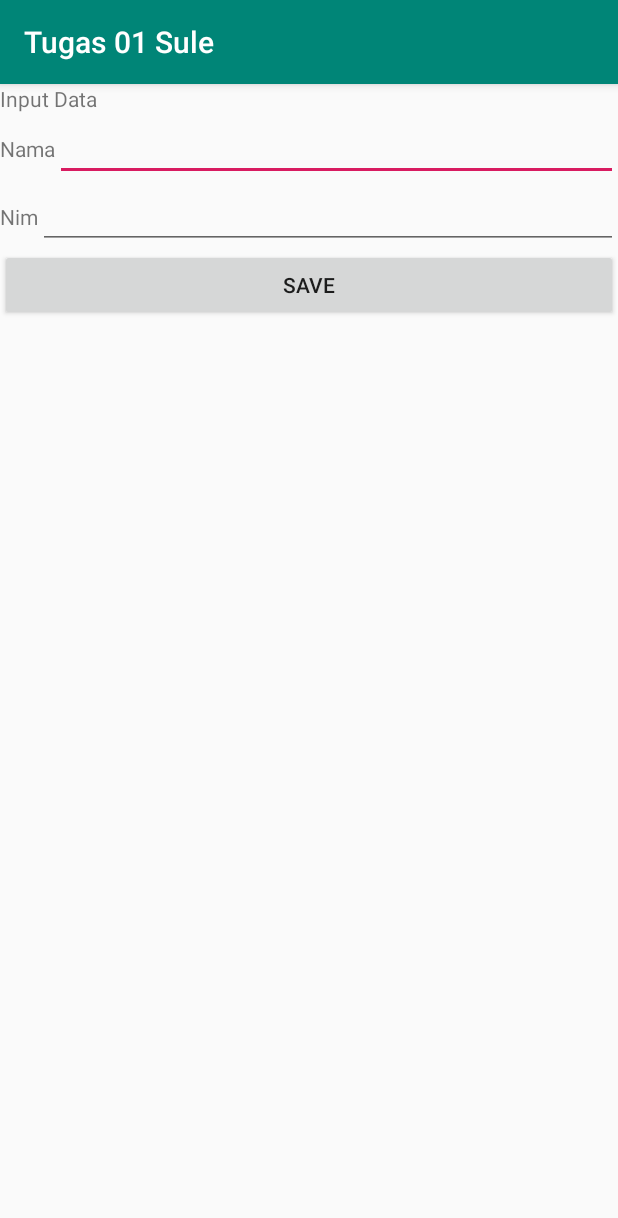
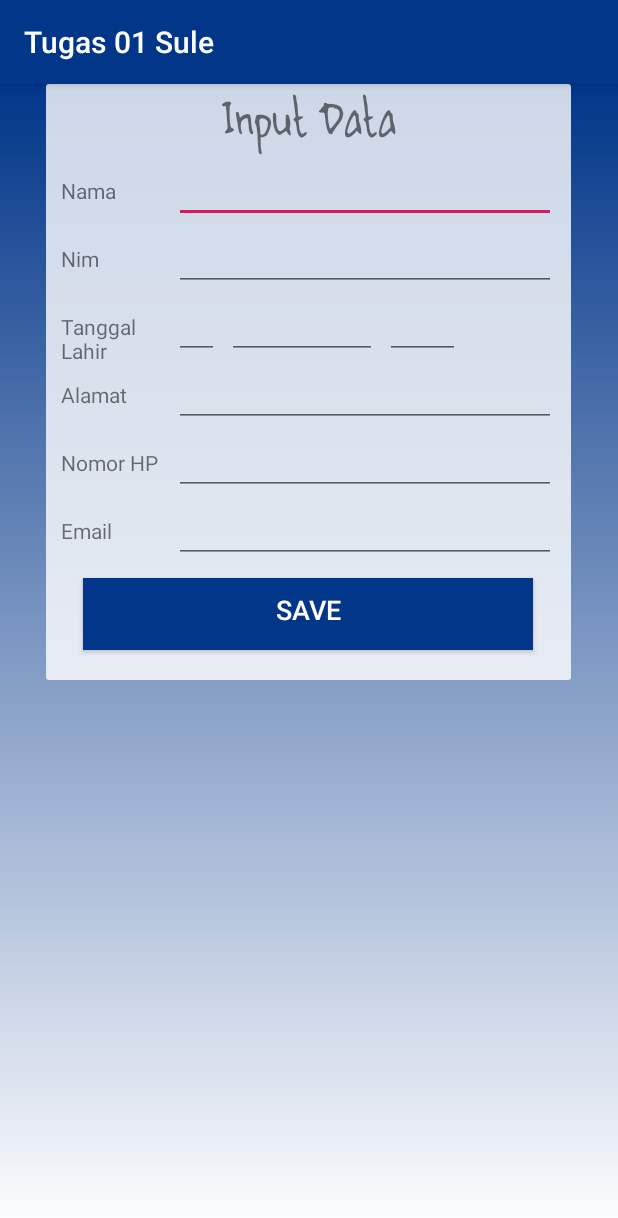
Before and after one commit to SulaimanTsany/Android-Studio, an Android app: the InputActivity screen opened directly, with no data from a screen before it, on a phone screen of 412 x 824 dp. Shown: the top 1218 px of the screen. Run offline under Robolectric (Android 15) with nearby library versions, the phone set to English and light mode, and no system bars.

Commit message:
hampir selesai

```diff
--- a/app/src/main/java/com/example/diss/tugas01sule/InputActivity.java
+++ b/app/src/main/java/com/example/diss/tugas01sule/InputActivity.java
@@ -1,5 +1,6 @@
 package com.example.diss.tugas01sule;
 
+import android.content.Intent;
 import android.support.v7.app.AppCompatActivity;
 import android.os.Bundle;
 import android.view.View;
@@ -15,5 +16,8 @@ public class InputActivity extends AppCompatActivity {
 
     public void saveButton (View view) {
         Toast.makeText(this, "saved", Toast.LENGTH_SHORT).show();
+        Intent intent = new Intent(this, MainActivity.class);
+        startActivity(intent);
+        this.finish();
     }
 }
--- a/app/src/main/java/com/example/diss/tugas01sule/MainActivity.java
+++ b/app/src/main/java/com/example/diss/tugas01sule/MainActivity.java
@@ -39,5 +39,6 @@ public class MainActivity extends AppCompatActivity {
     public void editButton(View view) {
         Intent intent = new Intent(this, InputActivity.class);
         startActivity(intent);
+        this.finish();
     }
 }
--- a/app/src/main/res/layout/activity_input.xml
+++ b/app/src/main/res/layout/activity_input.xml
@@ -1,11 +1,24 @@
 <?xml version="1.0" encoding="utf-8"?>
-<LinearLayout xmlns:android="http://schemas.android.com/apk/res/android"
+<ScrollView xmlns:android="http://schemas.android.com/apk/res/android"
     android:layout_width="match_parent"
     android:layout_height="match_parent"
-    android:orientation="vertical">
+    android:background="@drawable/gradient_top"
+    >
+    <LinearLayout
+        android:layout_width="350dp"
+        android:layout_height="wrap_content"
+        android:orientation="vertical"
+        android:paddingBottom="10dp"
+        android:background="@drawable/border_shadow"
+        android:layout_gravity="center_horizontal">
+
         <TextView
             android:layout_width="match_parent"
             android:layout_height="wrap_content"
+            android:fontFamily="@font/sule_handwrite"
+            android:textSize="30sp"
+            android:gravity="center_horizontal"
+            android:layout_marginTop="5dp"
             android:text="Input Data"/>
 
         <LinearLayout
@@ -13,10 +26,13 @@
             android:layout_height="wrap_content"
             android:orientation="horizontal">
             <TextView
-            android:layout_width="wrap_content"
+                android:layout_marginStart="10dp"
+                android:layout_marginEnd="5dp"
+                android:layout_width="70dp"
                 android:layout_height="wrap_content"
                 android:text="Nama"/>
             <EditText
+                android:layout_marginEnd="10dp"
                 android:id="@+id/input_name"
                 android:layout_width="match_parent"
                 android:layout_height="wrap_content" />
@@ -27,19 +43,118 @@
             android:layout_height="wrap_content"
             android:orientation="horizontal">
             <TextView
-            android:layout_width="wrap_content"
+                android:layout_marginStart="10dp"
+                android:layout_marginEnd="5dp"
+                android:layout_width="70dp"
                 android:layout_height="wrap_content"
                 android:text="Nim"/>
             <EditText
+                android:layout_marginEnd="10dp"
                 android:id="@+id/input_nim"
                 android:layout_width="match_parent"
                 android:layout_height="wrap_content" />
         </LinearLayout>
+
+        <LinearLayout
+            android:layout_width="match_parent"
+            android:layout_height="wrap_content"
+            android:orientation="horizontal">
+            <TextView
+                android:layout_marginStart="10dp"
+                android:layout_marginEnd="5dp"
+                android:layout_width="70dp"
+                android:layout_height="wrap_content"
+                android:text="Tanggal Lahir"/>
+            <EditText
+                android:id="@+id/input_birthday-d"
+                android:layout_marginEnd="5dp"
+                android:layout_width="30dp"
+                android:layout_height="wrap_content"
+                android:inputType="date"
+                android:tooltipText="//dd"
+                android:maxLength="2"/>
+            <EditText
+                android:id="@+id/input_birthday-m"
+                android:layout_marginEnd="5dp"
+                android:layout_width="100dp"
+                android:layout_height="wrap_content"
+                android:tooltipText="/mm"
+                android:maxLines="1"
+                android:maxLength="15"/>
+            <EditText
+                android:id="@+id/input_birthday-h"
+                android:layout_marginEnd="5dp"
+                android:layout_width="50dp"
+                android:layout_height="wrap_content"
+                android:inputType="date"
+                android:tooltipText="//yyyy"
+                android:maxLength="4"/>
+        </LinearLayout>
+
+        <LinearLayout
+            android:layout_width="match_parent"
+            android:layout_height="wrap_content"
+            android:orientation="horizontal">
+            <TextView
+                android:layout_marginStart="10dp"
+                android:layout_marginEnd="5dp"
+                android:layout_width="70dp"
+                android:layout_height="wrap_content"
+                android:text="Alamat"/>
+            <EditText
+                android:layout_marginEnd="10dp"
+                android:id="@+id/input_address"
+                android:layout_width="match_parent"
+                android:layout_height="wrap_content" />
+        </LinearLayout>
+
+        <LinearLayout
+            android:layout_width="match_parent"
+            android:layout_height="wrap_content"
+            android:orientation="horizontal">
+            <TextView
+                android:layout_marginStart="10dp"
+                android:layout_marginEnd="5dp"
+                android:layout_width="70dp"
+                android:layout_height="wrap_content"
+                android:text="Nomor HP"/>
+            <EditText
+                android:id="@+id/input_phone"
+                android:layout_marginEnd="10dp"
+                android:layout_width="match_parent"
+                android:layout_height="wrap_content"
+                android:inputType="phone"/>
+        </LinearLayout>
+
+        <LinearLayout
+            android:layout_width="match_parent"
+            android:layout_height="wrap_content"
+            android:orientation="horizontal">
+            <TextView
+                android:layout_marginStart="10dp"
+                android:layout_marginEnd="5dp"
+                android:layout_width="70dp"
+                android:layout_height="wrap_content"
+                android:text="Email"/>
+            <EditText
+                android:id="@+id/input_email"
+                android:layout_marginEnd="10dp"
+                android:layout_width="match_parent"
+                android:layout_height="wrap_content"
+                android:inputType="textEmailAddress"/>
+        </LinearLayout>
+
         <Button
             android:onClick="saveButton"
-        android:layout_width="match_parent"
+            android:layout_width="300dp"
             android:layout_height="wrap_content"
-        android:text="Save"/>
-
+            android:layout_gravity="center_horizontal"
+            android:layout_margin="10dp"
+            android:background="@color/colorPrimary"
+            android:paddingBottom="5dp"
+            android:text="save"
+            android:textColor="#fff"
+            android:textSize="18sp"/>
 
     </LinearLayout>
+</ScrollView>
--- a/app/src/main/res/layout/activity_main.xml
+++ b/app/src/main/res/layout/activity_main.xml
@@ -69,7 +69,7 @@
                 android:layout_marginBottom="10dp"
                 android:textColor="@color/colorPrimary"
                 android:textSize="30sp"
-                android:text="Dir Sulaiman" />
+                android:text="Biodata" />
         </RelativeLayout>
 
         <Space
--- a/app/src/main/res/values/colors.xml
+++ b/app/src/main/res/values/colors.xml
@@ -1,8 +1,8 @@
 <?xml version="1.0" encoding="utf-8"?>
 <resources>
     <!-- 008577 -->
-    <color name="colorPrimary">#008577</color>
-    <color name="colorPrimaryDark">#00574B</color>
+    <color name="colorPrimary">#023689</color>
+    <color name="colorPrimaryDark">#000</color>
     <color name="colorAccent">#D81B60</color>
     <color name="Ivory">#FFFFF0</color>
     <color name="LightYellow">#FFFFE0</color>
```
Also changed, not shown: app/src/main/res/font/sule_handwrite.ttf (added). Lines whose indentation alone changed are shown as unchanged.
